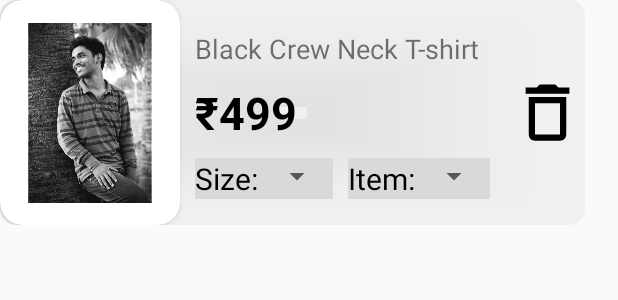
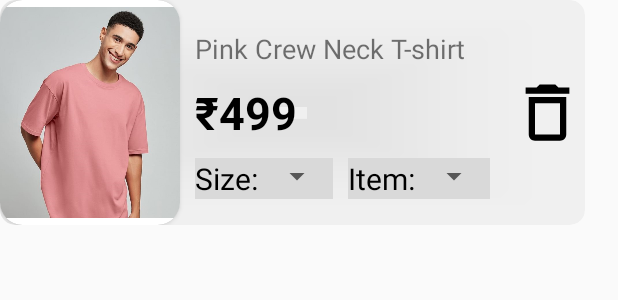
Before and after one commit to ManikantaMandala/openFashion, an Android app: the layout cart_item_list.xml on its own in the app's theme, with its tools: preview values and no code run, on a phone screen of 412 x 824 dp. Shown: the top 300 px of the screen. Run offline under Robolectric (Android 15) with nearby library versions, the phone set to English and light mode, and no system bars.

Commit message:
some cart code is done!

```diff
--- a/openFashion/app/src/main/res/layout/cart_item_list.xml
+++ b/openFashion/app/src/main/res/layout/cart_item_list.xml
@@ -4,7 +4,6 @@
     android:layout_height="wrap_content"
     xmlns:app="http://schemas.android.com/apk/res-auto"
     android:orientation="vertical">
-
     <androidx.cardview.widget.CardView
         android:layout_width="wrap_content"
         android:layout_height="wrap_content"
@@ -21,34 +20,32 @@
                 android:layout_height="wrap_content"
                 app:cardCornerRadius="15dp">
                 <ImageView
-                    android:id="@+id/imageView"
+                    android:id="@+id/itemImageCartCard"
                     android:layout_width="120dp"
                     android:layout_height="150dp"
-                    android:src="@drawable/profile_picture"/>
+                    android:src="@drawable/pink_shirt"/>
             </androidx.cardview.widget.CardView>
-
             <LinearLayout
                 android:layout_width="200dp"
                 android:layout_height="match_parent"
                 android:layout_margin="10dp"
                 android:orientation="vertical">
-
                 <TextView
+                    android:id="@+id/itemNameCartCard"
                     android:layout_width="match_parent"
                     android:layout_height="wrap_content"
                     android:layout_marginTop="10dp"
-                    android:text="Black Crew Neck T-shirt"
-                    android:textSize="18dp" />
-
+                    android:text="@string/pink_crew_neck_t_shirt"
+                    android:textSize="18sp" />
                 <TextView
+                    android:id="@+id/itemPriceCartCard"
                     android:layout_width="wrap_content"
                     android:layout_height="wrap_content"
-                    android:text="₹499"
+                    android:text="@string/_499"
                     android:layout_marginTop="10dp"
-                    android:textSize="30dp"
+                    android:textSize="30sp"
                     android:textColor="@color/black"
                     android:textStyle="bold"/>
-
                 <LinearLayout
                     android:layout_width="wrap_content"
                     android:layout_height="wrap_content"
@@ -60,9 +57,9 @@
                         <TextView
                             android:layout_width="wrap_content"
                             android:layout_height="wrap_content"
-                            android:text="Size:"
+                            android:text="@string/size"
                             android:textColor="@color/black"
-                            android:textSize="20dp"/>
+                            android:textSize="20sp"/>
                         <Spinner
                             android:id="@+id/spinnerSize"
                             android:layout_width="50dp"
@@ -76,26 +73,20 @@
                         <TextView
                             android:layout_width="wrap_content"
                             android:layout_height="wrap_content"
-                            android:text="Item:"
+                            android:text="@string/item"
                             android:textColor="@color/black"
-                            android:textSize="20dp"/>
+                            android:textSize="20sp"/>
                         <Spinner
                             android:id="@+id/spinnerItem"
                             android:layout_width="50dp"
                             android:layout_height="wrap_content"/>
                     </LinearLayout>
-
-
                 </LinearLayout>
-
             </LinearLayout>
-
             <ImageView
                 android:layout_width="50dp"
                 android:layout_height="50dp"
                 android:src="@drawable/ic_baseline_delete_outline_24" />
         </LinearLayout>
-
     </androidx.cardview.widget.CardView>
-
 </LinearLayout>
--- a/openFashion/app/src/main/res/values/strings.xml
+++ b/openFashion/app/src/main/res/values/strings.xml
@@ -17,4 +17,8 @@
     <string name="forget_password">Forgot Password</string>
     <string name="signup_text">No account yet you are missing a lot in the new fashion world!!</string>
     <string name="cart">Cart</string>
+    <string name="pink_crew_neck_t_shirt">Pink Crew Neck T-shirt</string>
+    <string name="_499">₹499</string>
+    <string name="size">Size:</string>
+    <string name="item">Item:</string>
 </resources>
```
Also changed, not shown: openFashion/app/src/main/java/com/bmlmunjal/openfashion/CartData.java (added, +54 -0 lines), openFashion/app/src/main/java/com/bmlmunjal/openfashion/cartDataAdapter.java (added, +68 -0 lines).
